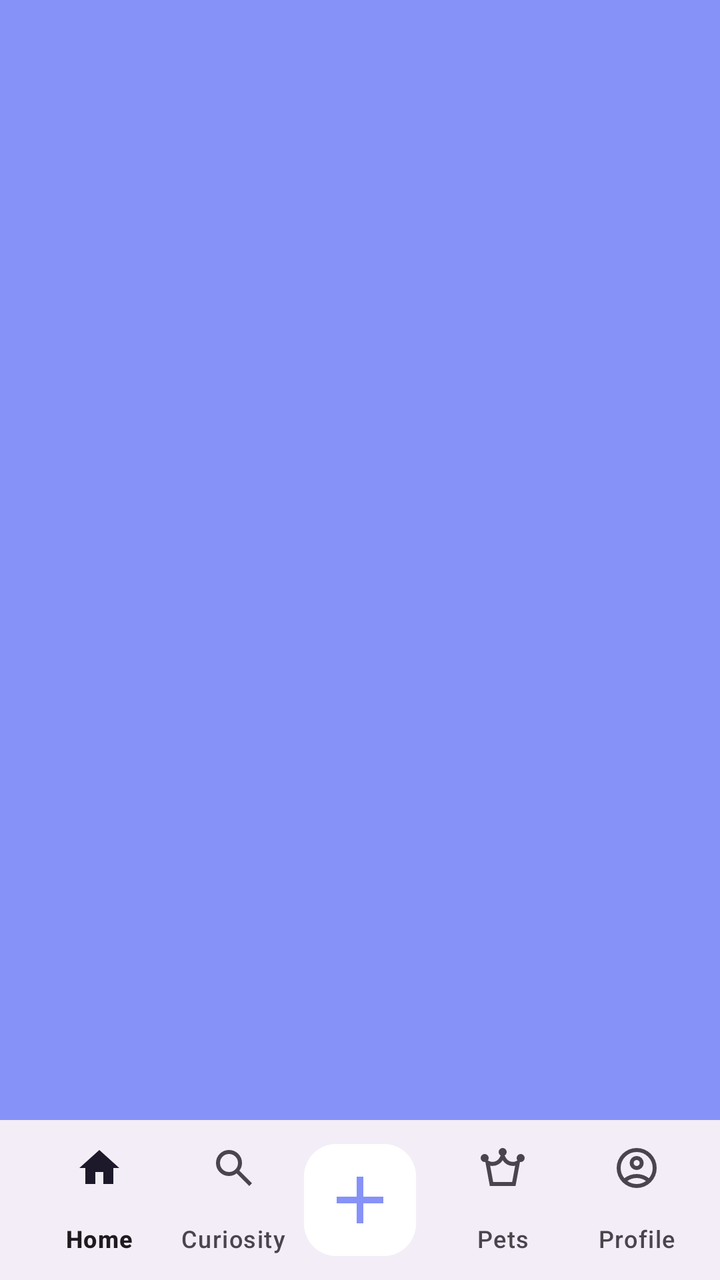
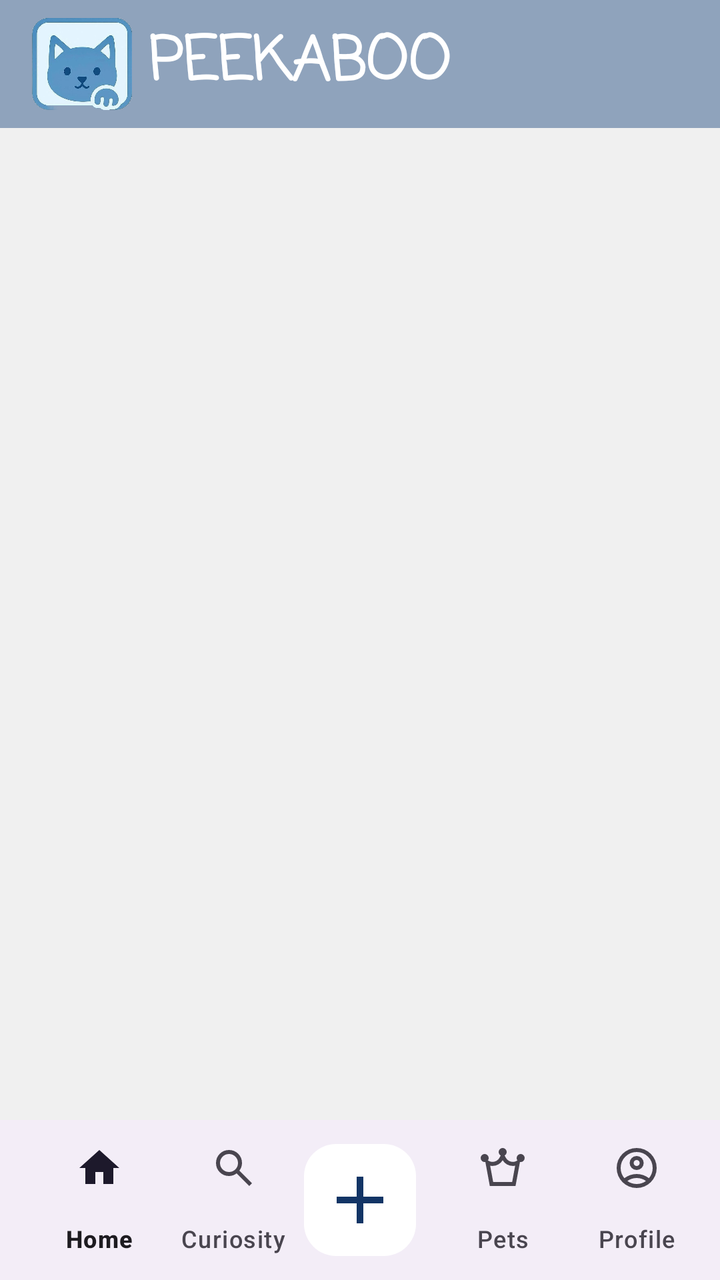

Before-and-after screenshots of an Android layout around one commit, followed by the original layout XML and the change that was made.
<!-- AndroidManifest.xml: application theme Theme.Peekaboo -->
<!-- res/layout/activity_tela_principal.xml -->
<?xml version="1.0" encoding="utf-8"?>
<androidx.coordinatorlayout.widget.CoordinatorLayout

    xmlns:android="http://schemas.android.com/apk/res/android"
    xmlns:app="http://schemas.android.com/apk/res-auto"
    xmlns:tools="http://schemas.android.com/tools"
    android:id="@+id/main"
    android:layout_width="match_parent"
    android:layout_height="match_parent"
    android:background="@color/lavender"
    tools:context=".Tela_principal">

    <FrameLayout
        android:id="@+id/frame_layout"
        android:layout_width="match_parent"
        android:layout_height="match_parent"
        android:layout_marginBottom="80dp" />

    <com.google.android.material.bottomappbar.BottomAppBar
        android:id="@+id/bottomAppBar"
        android:layout_width="match_parent"
        android:layout_height="wrap_content"
        android:layout_gravity="bottom"
        android:background="@color/white"
        app:fabCradleMargin="10dp"
        app:fabCradleRoundedCornerRadius="50dp"
        app:fabAlignmentMode="center">

        <com.google.android.material.bottomnavigation.BottomNavigationView
            android:id="@+id/bottomNavigationView"
            android:layout_width="match_parent"
            android:layout_height="wrap_content"
            android:background="@android:color/transparent"
            app:labelVisibilityMode="labeled"
            app:menu="@menu/bottom_menu" />

    </com.google.android.material.bottomappbar.BottomAppBar>

    <com.google.android.material.floatingactionbutton.FloatingActionButton
        android:id="@+id/fab"
        android:layout_width="wrap_content"
        android:layout_height="wrap_content"
        app:layout_anchor="@id/bottomAppBar"
        app:layout_anchorGravity="center"
        android:src="@drawable/outline_add_24"
        android:backgroundTint="@color/white"
        app:tint="@color/lavender"
        app:maxImageSize="40dp" />

</androidx.coordinatorlayout.widget.CoordinatorLayout>
<!-- resources referenced by this layout -->
<resources>
  <color name="lavender">#8692f7</color>
  <color name="white">#FFFFFFFF</color>
  <!-- drawable outline_add_24 (drawable) -->
  <vector xmlns:android="http://schemas.android.com/apk/res/android" android:autoMirrored="true" android:height="24dp" android:tint="#DCDFEF" android:viewportHeight="960" android:viewportWidth="960" android:width="24dp">
        
      <path android:fillColor="@android:color/white" android:pathData="M440,520L200,520L200,440L440,440L440,200L520,200L520,440L760,440L760,520L520,520L520,760L440,760L440,520Z"/>
      
  </vector>
  <style name="Theme.Peekaboo" parent="Base.Theme.Peekaboo" />
  <style name="Base.Theme.Peekaboo" parent="Theme.Material3.DayNight.NoActionBar">
          <item name="colorPrimary">@color/lavender</item>
          <item name="colorPrimaryVariant">@color/lavender</item>
          <item name="colorOnPrimary">@color/white</item>
          <item name="colorSecondary">@color/teal_200</item>
          <item name="colorSecondaryVariant">@color/teal_700</item>
          <item name="colorOnSecondary">@color/black</item>
          
          <item name="android:statusBarColor">?attr/colorPrimaryVariant</item>
      </style>
  <color name="teal_200">#FF03DAC5</color>
  <color name="teal_700">#FF018786</color>
  <color name="black">#FF000000</color>
</resources>

<!-- the commit's change to res/layout/activity_tela_principal.xml (unified diff, before → after) -->
@@ -7,8 +7,47 @@
     android:id="@+id/main"
     android:layout_width="match_parent"
     android:layout_height="match_parent"
-    android:background="@color/lavender"
+    android:background="@color/warm_gray"
     tools:context=".Tela_principal">
+
+    <com.google.android.material.appbar.AppBarLayout
+        android:layout_width="match_parent"
+        android:layout_height="wrap_content">
+
+        <androidx.appcompat.widget.Toolbar
+            android:id="@+id/main_toolbar"
+            android:layout_width="match_parent"
+            android:layout_height="?attr/actionBarSize"
+            android:background="@color/gray"
+            android:theme="@style/ThemeOverlay.AppCompat.Dark.ActionBar"
+            app:popupTheme="@style/ThemeOverlay.AppCompat.Light">
+
+            <LinearLayout
+                android:layout_width="wrap_content"
+                android:layout_height="wrap_content"
+                android:orientation="horizontal"
+                android:gravity="center_vertical">
+
+                <ImageView
+                    android:layout_width="50dp"
+                    android:layout_height="50dp"
+                    android:padding="0dp"
+                    android:src="@drawable/logohhh"
+                    android:layout_marginEnd="8dp"/>
+
+                <TextView
+                    android:layout_width="wrap_content"
+                    android:layout_height="wrap_content"
+                    android:text="PEEKABOO"
+                    android:fontFamily="casual"
+                    android:textSize="30sp"
+                    android:textStyle="bold"
+                    android:textColor="@color/white"/>
+
+            </LinearLayout>
+        </androidx.appcompat.widget.Toolbar>
+
+    </com.google.android.material.appbar.AppBarLayout>
 
     <FrameLayout
         android:id="@+id/frame_layout"
@@ -44,7 +83,7 @@
         app:layout_anchorGravity="center"
         android:src="@drawable/outline_add_24"
         android:backgroundTint="@color/white"
-        app:tint="@color/lavender"
+        app:tint="@color/blue"
         app:maxImageSize="40dp" />
 
 </androidx.coordinatorlayout.widget.CoordinatorLayout>
<!-- resource entries referenced after the edit -->
@@ -1,7 +1,10 @@
 <!-- resources referenced by this layout -->
 <resources>
-  <color name="lavender">#8692f7</color>
+  <color name="blue">#133566</color>
+  <color name="gray">#8FA3BC</color>
+  <color name="warm_gray">#F0F0F0</color>
   <color name="white">#FFFFFFFF</color>
+  <!-- drawable logohhh: png bitmap (drawable, 195027 bytes) -->
   <!-- drawable outline_add_24 (drawable) -->
   <vector xmlns:android="http://schemas.android.com/apk/res/android" android:autoMirrored="true" android:height="24dp" android:tint="#DCDFEF" android:viewportHeight="960" android:viewportWidth="960" android:width="24dp">
         
@@ -10,17 +13,18 @@
   </vector>
   <style name="Theme.Peekaboo" parent="Base.Theme.Peekaboo" />
   <style name="Base.Theme.Peekaboo" parent="Theme.Material3.DayNight.NoActionBar">
-          <item name="colorPrimary">@color/lavender</item>
-          <item name="colorPrimaryVariant">@color/lavender</item>
+          <item name="colorPrimary">@color/blue</item>
+          <item name="colorPrimaryVariant">@color/blue</item>
           <item name="colorOnPrimary">@color/white</item>
-          <item name="colorSecondary">@color/teal_200</item>
-          <item name="colorSecondaryVariant">@color/teal_700</item>
-          <item name="colorOnSecondary">@color/black</item>
-          
+  
+          <item name="colorSecondary">@color/accent_orange</item>
+          <item name="colorSecondaryVariant">@color/accent_orange</item>
+          <item name="colorOnSecondary">@color/white</item>
+  
           <item name="android:statusBarColor">?attr/colorPrimaryVariant</item>
+  
+          <item name="android:windowBackground">@color/warm_gray</item>
       </style>
-  <color name="teal_200">#FF03DAC5</color>
-  <color name="teal_700">#FF018786</color>
-  <color name="black">#FF000000</color>
+  <color name="accent_orange">#E06D28</color>
 </resources>
 
